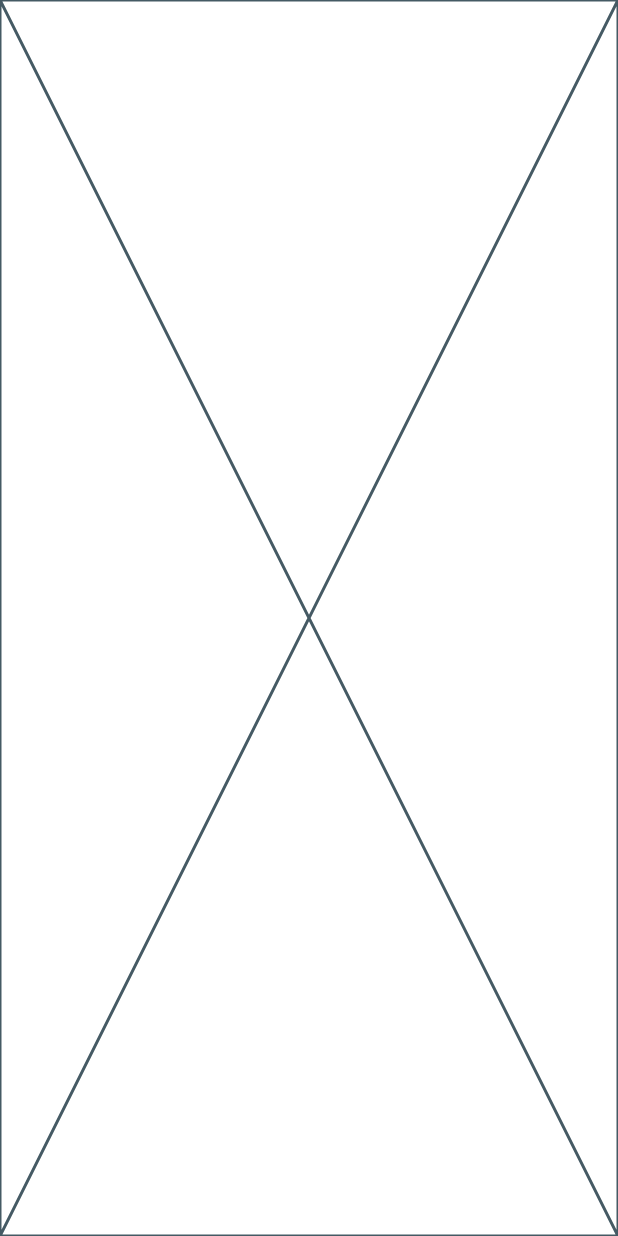
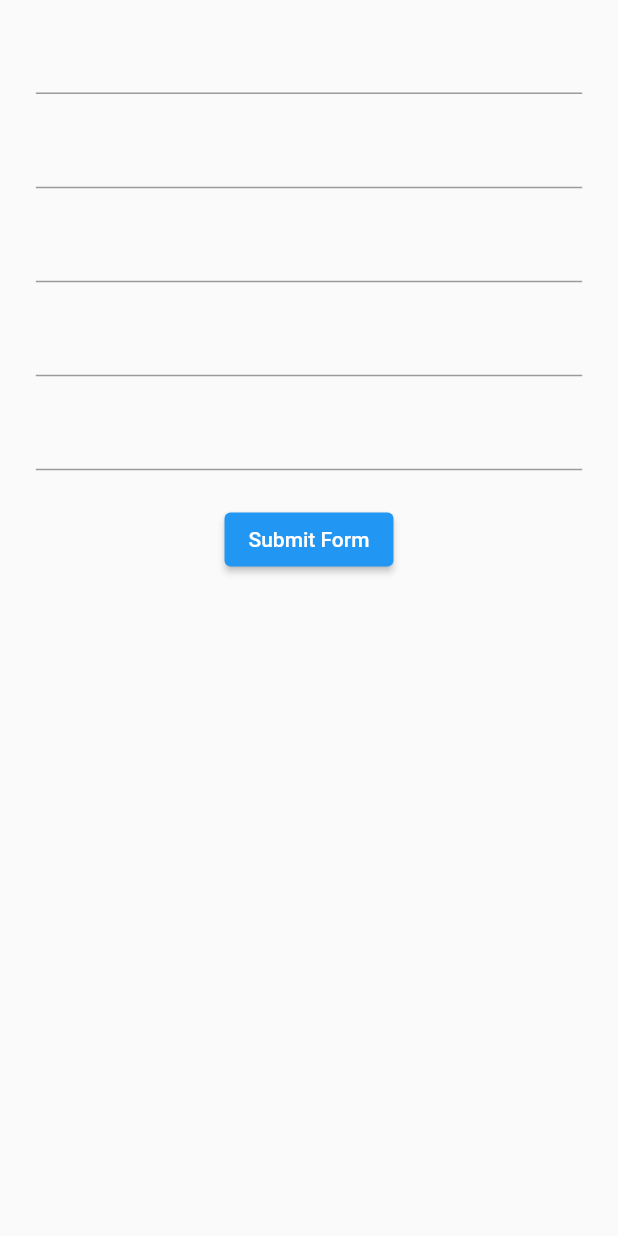
Before and after one commit to abdaziz-04/venturo-form-stepper-aziz, a Flutter app: the screen it shows after launch, on a phone screen of 412 x 824 dp. Run offline on Flutter 3.47's test engine with Material 2 defaults, Android fonts, the phone set to English and light mode, and no system bars; our stand-ins replace flutter_screenutil, get, google_fonts; missing offline and left inert: fast_rsa; key blocks and very long unbroken strings in the code were emptied for the run.

Commit message:
add form

```diff
--- a/lib/features/profiling/view/ui/profiling_screen.dart
+++ b/lib/features/profiling/view/ui/profiling_screen.dart
@@ -1,5 +1,7 @@
 import 'package:flutter/material.dart';
+import 'package:flutter_screenutil/flutter_screenutil.dart';
 import 'package:venturo_form_stepper/features/profiling/constants/profiling_assets_constant.dart';
+import 'package:venturo_form_stepper/shared/styles/color_style.dart';
 
 class ProfilingScreen extends StatelessWidget {
   ProfilingScreen({Key? key}) : super(key: key);
@@ -7,6 +9,33 @@ class ProfilingScreen extends StatelessWidget {
   final assetsConstant = ProfilingAssetsConstant();
   @override
   Widget build(BuildContext context) {
-    return const Placeholder();
+    return Scaffold(
+      body: SafeArea(
+        child: SingleChildScrollView(
+          child: Container(
+            padding: EdgeInsets.symmetric(horizontal: 24.w),
+            child: Column(
+              children: [
+                SizedBox(height: 16.h),
+                const TextField(),
+                SizedBox(height: 16.h),
+                const TextField(),
+                SizedBox(height: 16.h),
+                const TextField(),
+                SizedBox(height: 16.h),
+                const TextField(),
+                SizedBox(height: 16.h),
+                const TextField(),
+                SizedBox(height: 24.h),
+                ElevatedButton(
+                  onPressed: () {},
+                  child: const Text('Submit Form'),
+                ),
+              ],
+            ),
+          ),
+        ),
+      ),
+    );
   }
 }
--- a/lib/main.dart
+++ b/lib/main.dart
@@ -24,12 +24,6 @@ class MyApp extends StatelessWidget {
         return GetMaterialApp(
           title: 'Venturo Form Stepper',
           debugShowCheckedModeBanner: false,
-          locale: const Locale('id'),
-          fallbackLocale: const Locale('id'),
-          supportedLocales: const [
-            Locale('en', 'US'),
-            Locale('id'),
-          ],
           // initialBinding: , Jika memiliki global bindding
           initialRoute: Routes.profilingRoute,
           theme: themeLight,
```
